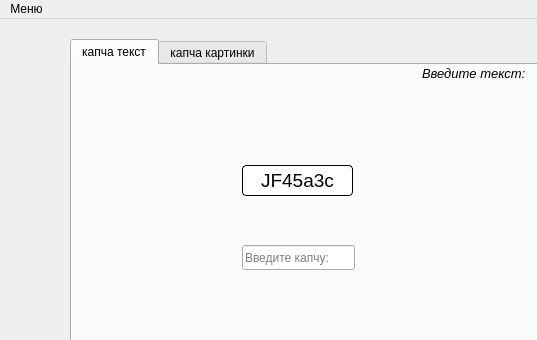
This is semester-4/Object oriented programming/capcha/gui.ui in viCodexm/RSATU-Labs as Qt 5 draws it before an edit; both pictures show x 0 to 537 and y 0 to 340 of the 622 by 490 pixel window. The edited form follows.
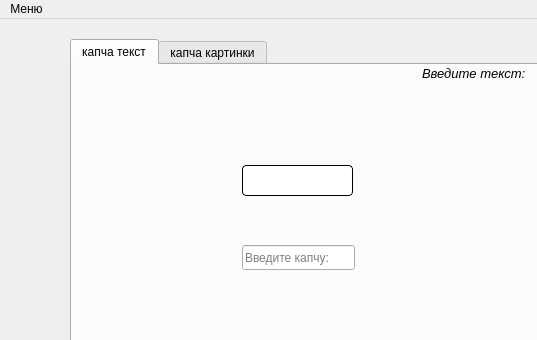
This is the edited form. The open tabs and pages were chosen to show the change.

Diff of the .ui file:
```diff
--- a/semester-4/Object oriented programming/capcha/gui.ui
+++ b/semester-4/Object oriented programming/capcha/gui.ui
@@ -79,6 +79,9 @@
       </property>
      </widget>
      <widget class="QLabel" name="label">
+      <property name="enabled">
+       <bool>true</bool>
+      </property>
       <property name="geometry">
        <rect>
         <x>170</x>
@@ -109,7 +112,7 @@
        <enum>QFrame::Shape::StyledPanel</enum>
       </property>
       <property name="text">
-       <string>JF45a3c</string>
+       <string/>
       </property>
       <property name="scaledContents">
        <bool>true</bool>
```
Left out of the diff: 4 changed lines with no effect on the pictures.
